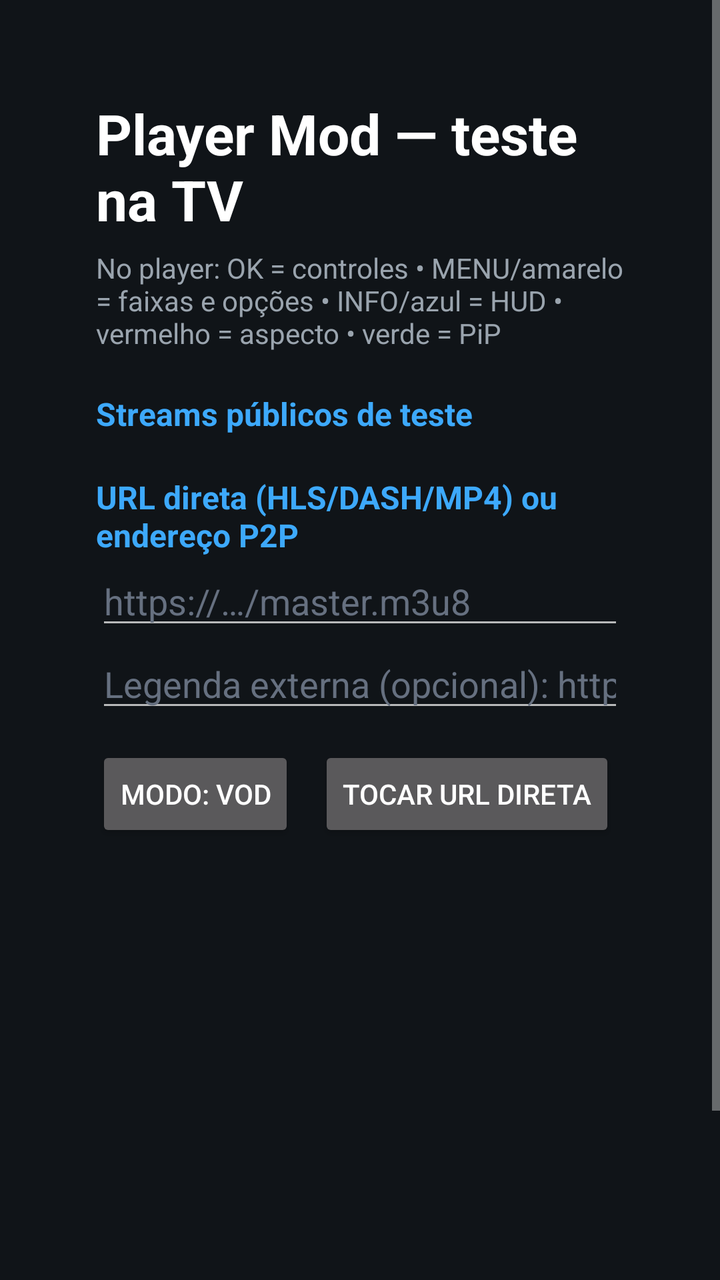
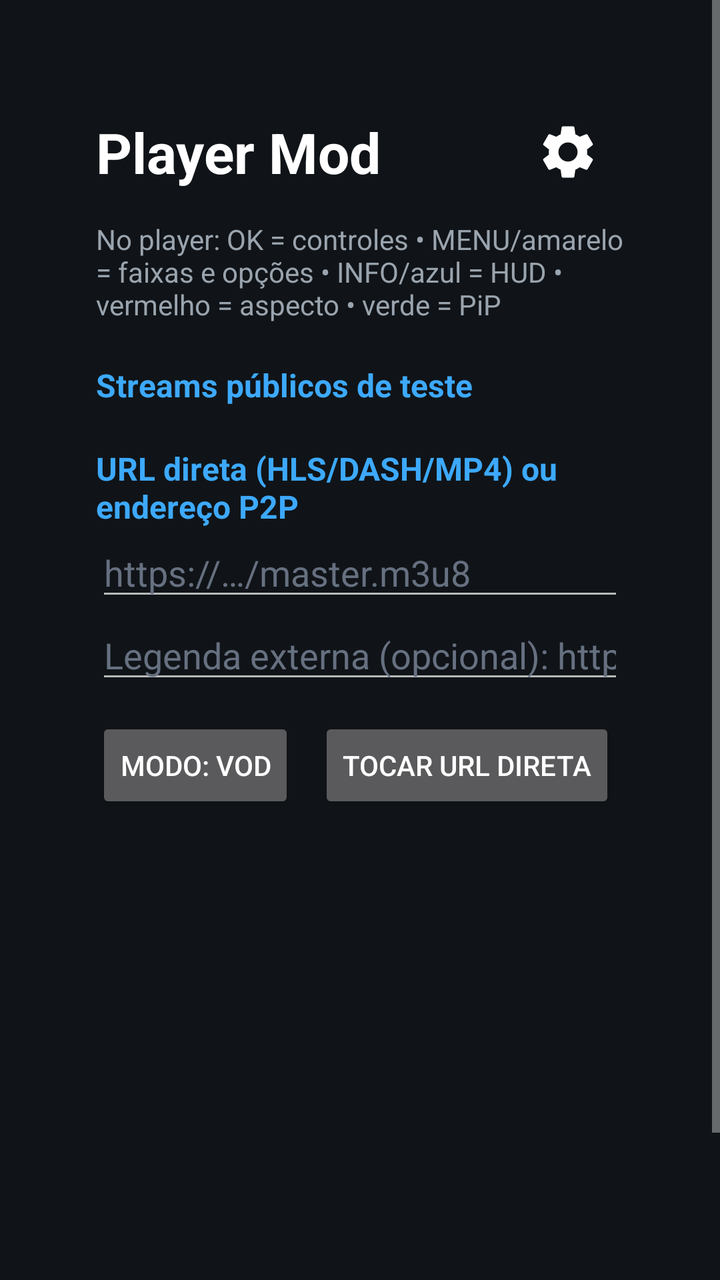

Two renders of the same Android screen: before a commit and after it. Below are the layout's source before the change and the commit's diff.
<!-- AndroidManifest.xml: activity theme Theme.Player -->
<!-- res/layout/activity_main.xml -->
<?xml version="1.0" encoding="utf-8"?>
<ScrollView xmlns:android="http://schemas.android.com/apk/res/android"
    android:layout_width="match_parent"
    android:layout_height="match_parent"
    android:background="#101418"
    android:fillViewport="true">

    <LinearLayout
        android:layout_width="match_parent"
        android:layout_height="wrap_content"
        android:orientation="vertical"
        android:padding="48dp">

        <TextView
            android:layout_width="wrap_content"
            android:layout_height="wrap_content"
            android:text="Player Mod — teste na TV"
            android:textColor="#FFFFFF"
            android:textSize="28sp"
            android:textStyle="bold" />

        <TextView
            android:layout_width="wrap_content"
            android:layout_height="wrap_content"
            android:layout_marginTop="6dp"
            android:layout_marginBottom="20dp"
            android:text="No player: OK = controles • MENU/amarelo = faixas e opções • INFO/azul = HUD • vermelho = aspecto • verde = PiP"
            android:textColor="#9AA4AE"
            android:textSize="14sp" />

        <TextView
            android:layout_width="wrap_content"
            android:layout_height="wrap_content"
            android:text="Streams públicos de teste"
            android:textColor="#3DA9FC"
            android:textSize="16sp"
            android:textStyle="bold" />

        <LinearLayout
            android:id="@+id/presets"
            android:layout_width="match_parent"
            android:layout_height="wrap_content"
            android:layout_marginBottom="20dp"
            android:orientation="vertical" />

        <TextView
            android:layout_width="wrap_content"
            android:layout_height="wrap_content"
            android:text="URL direta (HLS/DASH/MP4) ou endereço P2P"
            android:textColor="#3DA9FC"
            android:textSize="16sp"
            android:textStyle="bold" />

        <EditText
            android:id="@+id/url"
            android:layout_width="match_parent"
            android:layout_height="wrap_content"
            android:hint="https://…/master.m3u8"
            android:inputType="textUri"
            android:singleLine="true"
            android:textColor="#FFFFFF"
            android:textColorHint="#667080" />

        <EditText
            android:id="@+id/sub_url"
            android:layout_width="match_parent"
            android:layout_height="wrap_content"
            android:hint="Legenda externa (opcional): https://…/legenda.srt"
            android:inputType="textUri"
            android:singleLine="true"
            android:textColor="#FFFFFF"
            android:textColorHint="#667080" />

        <LinearLayout
            android:layout_width="match_parent"
            android:layout_height="wrap_content"
            android:layout_marginTop="12dp"
            android:orientation="horizontal">

            <Button
                android:id="@+id/btn_live"
                android:layout_width="wrap_content"
                android:layout_height="wrap_content"
                android:text="Modo: VOD" />

            <Button
                android:id="@+id/btn_play_url"
                android:layout_width="wrap_content"
                android:layout_height="wrap_content"
                android:layout_marginStart="12dp"
                android:text="Tocar URL direta" />

            <Button
                android:id="@+id/btn_load_list"
                android:layout_width="wrap_content"
                android:layout_height="wrap_content"
                android:layout_marginStart="12dp"
                android:text="Carregar lista M3U" />

            <Button
                android:id="@+id/btn_settings"
                android:layout_width="wrap_content"
                android:layout_height="wrap_content"
                android:layout_marginStart="12dp"
                android:text="Configurações" />

            <Button
                android:id="@+id/btn_play_p2p"
                android:layout_width="wrap_content"
                android:layout_height="wrap_content"
                android:layout_marginStart="12dp"
                android:text="Tocar via P2P" />
        </LinearLayout>
    </LinearLayout>
</ScrollView>
<!-- resources referenced by this layout -->
<resources>
  <style name="Theme.Player" parent="Theme.AppCompat.NoActionBar">
          <item name="android:windowNoTitle">true</item>
          <item name="android:windowFullscreen">true</item>
          <item name="android:windowBackground">@android:color/black</item>
      </style>
</resources>

<!-- the commit's change to res/layout/activity_main.xml (unified diff, before → after) -->
@@ -11,13 +11,30 @@
         android:orientation="vertical"
         android:padding="48dp">
 
-        <TextView
-            android:layout_width="wrap_content"
+        <LinearLayout
+            android:layout_width="match_parent"
             android:layout_height="wrap_content"
-            android:text="Player Mod — teste na TV"
-            android:textColor="#FFFFFF"
-            android:textSize="28sp"
-            android:textStyle="bold" />
+            android:gravity="center_vertical"
+            android:orientation="horizontal">
+
+            <TextView
+                android:layout_width="0dp"
+                android:layout_height="wrap_content"
+                android:layout_weight="1"
+                android:text="Player Mod"
+                android:textColor="#FFFFFF"
+                android:textSize="28sp"
+                android:textStyle="bold" />
+
+            <ImageButton
+                android:id="@+id/btn_gear"
+                android:layout_width="56dp"
+                android:layout_height="56dp"
+                android:background="?android:attr/selectableItemBackgroundBorderless"
+                android:contentDescription="Configurações"
+                android:padding="8dp"
+                android:src="@drawable/ic_gear" />
+        </LinearLayout>
 
         <TextView
             android:layout_width="wrap_content"
<!-- resource entries referenced after the edit -->
@@ -1,5 +1,13 @@
 <!-- resources referenced by this layout -->
 <resources>
+  <!-- drawable ic_gear (drawable) -->
+  <vector xmlns:android="http://schemas.android.com/apk/res/android"
+      android:width="32dp" android:height="32dp"
+      android:viewportWidth="24" android:viewportHeight="24"
+      android:tint="#FFFFFF">
+      <path android:fillColor="#FFFFFF"
+          android:pathData="M19.14,12.94c0.04,-0.3 0.06,-0.61 0.06,-0.94c0,-0.32 -0.02,-0.64 -0.07,-0.94l2.03,-1.58c0.18,-0.14 0.23,-0.41 0.12,-0.61l-1.92,-3.32c-0.12,-0.22 -0.37,-0.29 -0.59,-0.22l-2.39,0.96c-0.5,-0.38 -1.03,-0.7 -1.62,-0.94L14.4,2.81c-0.04,-0.24 -0.24,-0.41 -0.48,-0.41h-3.84c-0.24,0 -0.43,0.17 -0.47,0.41L9.25,5.35C8.66,5.59 8.12,5.92 7.63,6.29L5.24,5.33c-0.22,-0.08 -0.47,0 -0.59,0.22L2.74,8.87C2.62,9.08 2.66,9.34 2.86,9.48l2.03,1.58C4.84,11.36 4.8,11.69 4.8,12s0.02,0.64 0.07,0.94l-2.03,1.58c-0.18,0.14 -0.23,0.41 -0.12,0.61l1.92,3.32c0.12,0.22 0.37,0.29 0.59,0.22l2.39,-0.96c0.5,0.38 1.03,0.7 1.62,0.94l0.36,2.54c0.05,0.24 0.24,0.41 0.48,0.41h3.84c0.24,0 0.44,-0.17 0.47,-0.41l0.36,-2.54c0.59,-0.24 1.13,-0.56 1.62,-0.94l2.39,0.96c0.22,0.08 0.47,0 0.59,-0.22l1.92,-3.32c0.12,-0.22 0.07,-0.47 -0.12,-0.61L19.14,12.94zM12,15.6c-1.98,0 -3.6,-1.62 -3.6,-3.6s1.62,-3.6 3.6,-3.6s3.6,1.62 3.6,3.6S13.98,15.6 12,15.6z" />
+  </vector>
   <style name="Theme.Player" parent="Theme.AppCompat.NoActionBar">
           <item name="android:windowNoTitle">true</item>
           <item name="android:windowFullscreen">true</item>
